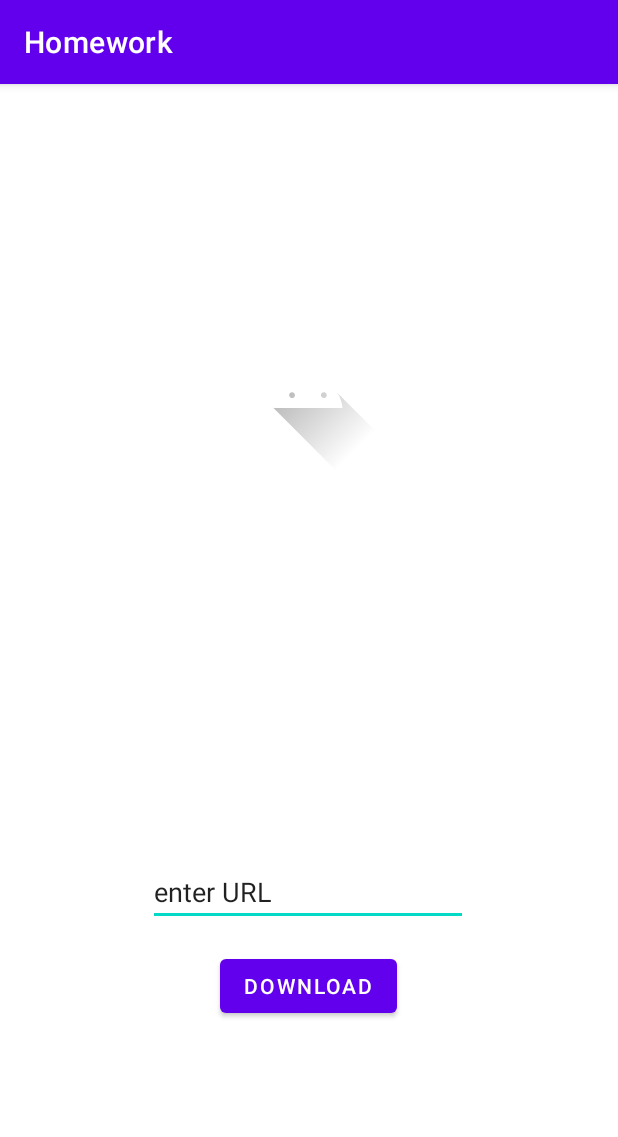
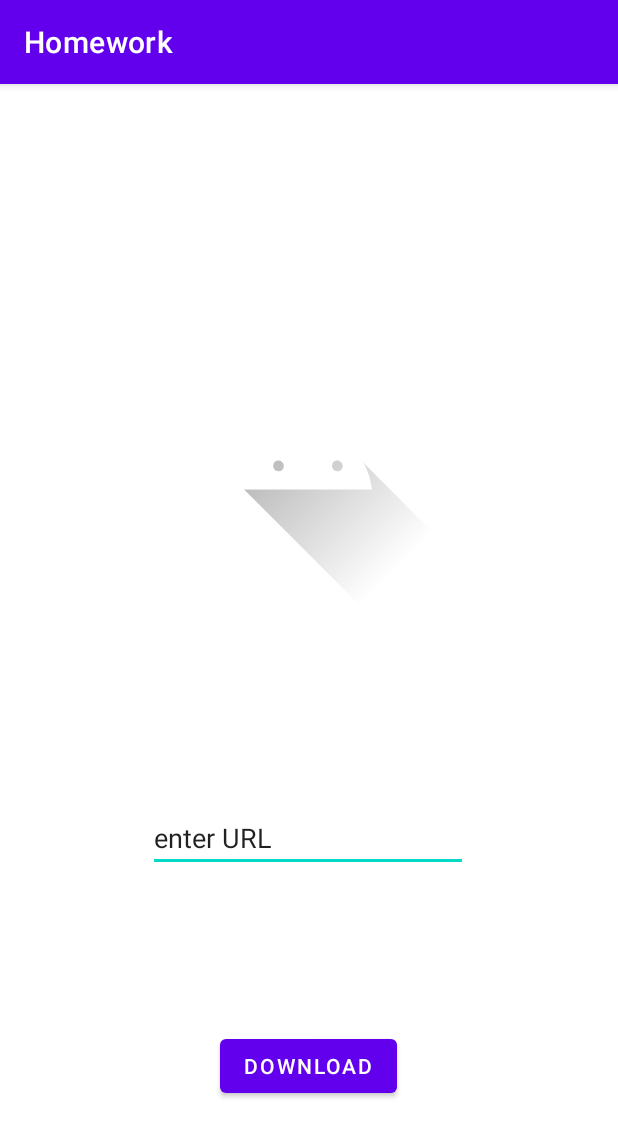
Before and after one commit to VasilevichDev/HomeWork, an Android app: the PictureActivity screen opened directly, with no data from a screen before it, on a phone screen of 412 x 824 dp. Shown: the top 1137 px of the screen. Run offline under Robolectric (Android 15) with nearby library versions, the phone set to English and light mode, and no system bars; our stand-ins replace Picasso.

Commit message:
add button1

```diff
--- a/app/src/main/java/com/example/homework/PictureActivity.kt
+++ b/app/src/main/java/com/example/homework/PictureActivity.kt
@@ -18,7 +18,7 @@ class PictureActivity : AppCompatActivity() {
         val picture = findViewById<ImageView>(R.id.imageView)
         val button = findViewById<Button>(R.id.Button)
 
-        button.setOnClickListener() {
+        button.setOnClickListener {
             Picasso.get().load(textUrl).into(picture)
         }
 
--- a/app/src/main/res/layout/activity_picture.xml
+++ b/app/src/main/res/layout/activity_picture.xml
@@ -8,8 +8,8 @@
 
     <ImageView
         android:id="@+id/imageView"
-        android:layout_width="wrap_content"
-        android:layout_height="wrap_content"
+        android:layout_width="200dp"
+        android:layout_height="200dp"
         android:layout_marginTop="152dp"
         app:layout_constraintEnd_toEndOf="parent"
         app:layout_constraintHorizontal_bias="0.498"
@@ -23,6 +23,7 @@
         android:layout_height="wrap_content"
         android:layout_marginTop="16dp"
         android:text="@string/download"
+        app:layout_constraintBottom_toBottomOf="parent"
         app:layout_constraintEnd_toEndOf="@+id/editText"
         app:layout_constraintStart_toStartOf="@+id/editText"
         app:layout_constraintTop_toBottomOf="@+id/editText" />
@@ -31,7 +32,7 @@
         android:id="@+id/editText"
         android:layout_width="wrap_content"
         android:layout_height="wrap_content"
-        android:layout_marginTop="256dp"
+        android:layout_marginTop="128dp"
         android:ems="10"
         android:inputType="textPersonName"
         android:text="@string/enter_url"
```
Also changed, not shown: 1 other file.
